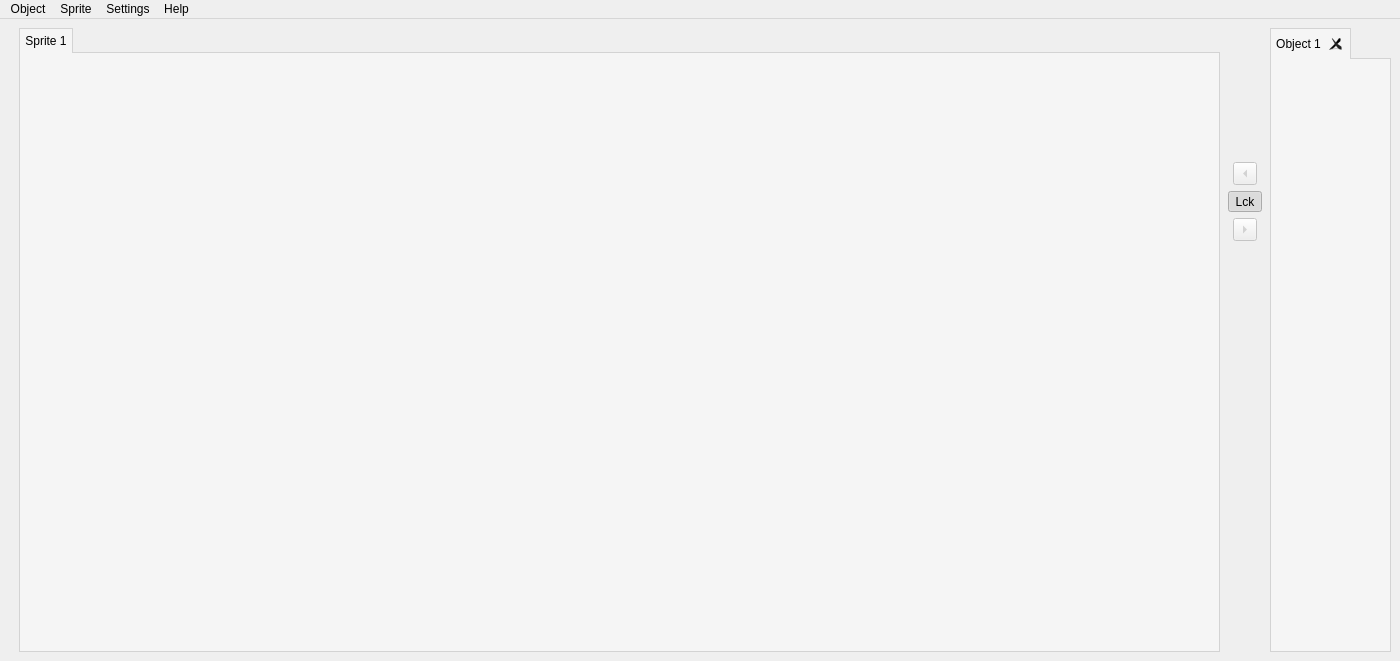
The window that editor_app/gui/main_window.ui (danielmeinert/objectcreator) describes before a commit, drawn with Qt 5.
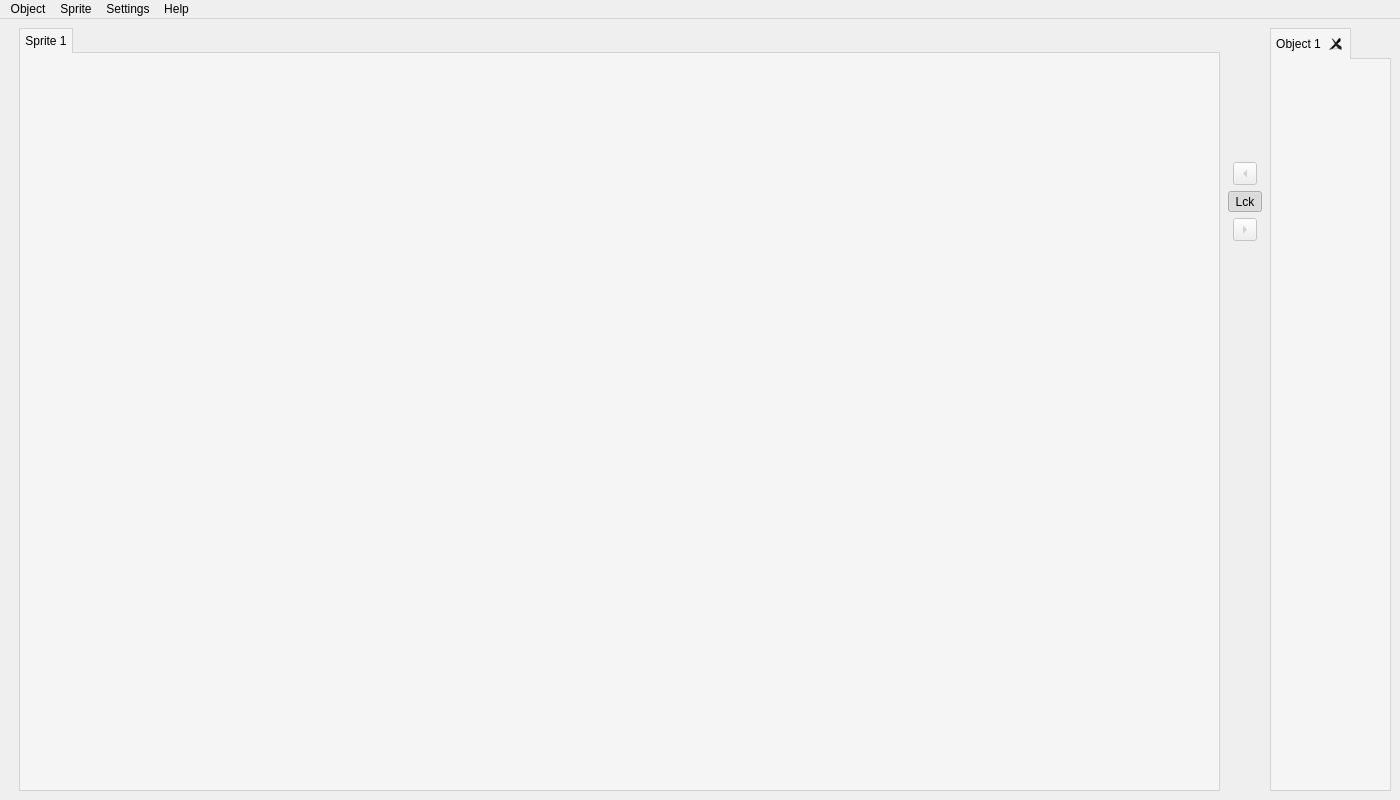
The same window after the commit.

The edit to the form file:
```diff
--- a/editor_app/gui/main_window.ui
+++ b/editor_app/gui/main_window.ui
@@ -7,7 +7,7 @@
     <x>0</x>
     <y>0</y>
     <width>1400</width>
-    <height>661</height>
+    <height>800</height>
    </rect>
   </property>
   <property name="windowTitle">
```
